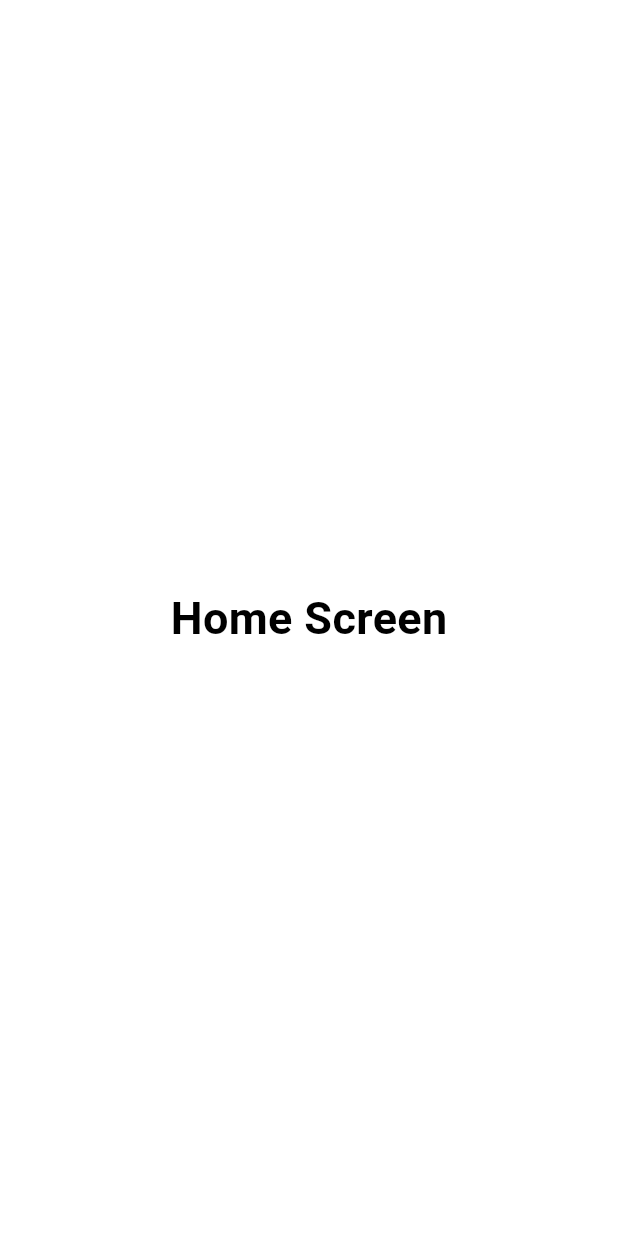
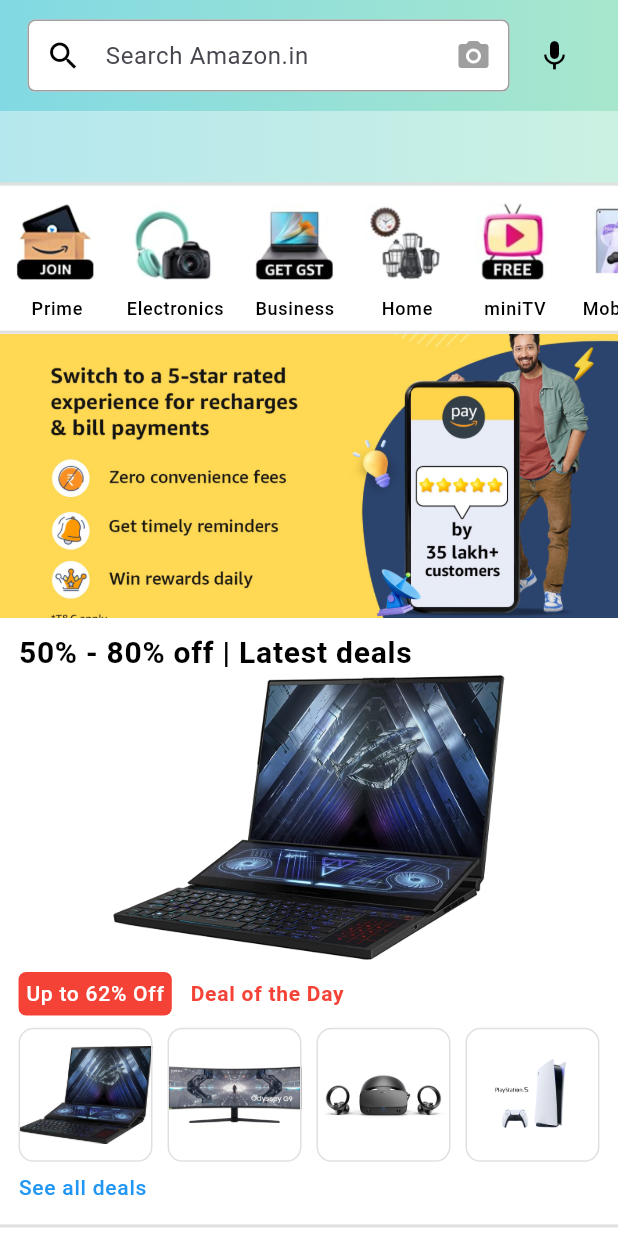
Before and after one commit to Ankush-Paul-02/Amazon, a Flutter app: the HomeScreen screen opened directly, on a phone screen of 412 x 824 dp. Run offline on Flutter 3.47's test engine with Material 2 defaults, Android fonts, the phone set to English and light mode, and no system bars; drawn by our look-alikes of carousel_slider; our stand-ins replace country_picker, firebase_auth, firebase_core, page_transition, persistent_bottom_nav_bar_v2, velocity_x; accounts and stored records are empty.

Commit message:
day 3 - Home Screen UI

```diff
--- a/lib/constants/common_functions.dart
+++ b/lib/constants/common_functions.dart
@@ -1,3 +1,8 @@
+import 'package:flutter/material.dart';
+import '../utils/colors.dart';
+
 class CommonFunctions {
-
+  static divider() {
+    return Divider(thickness: 2, color: greyShade3, height: 0);
+  }
 }
--- /dev/null
+++ b/lib/constants/constants.dart
@@ -0,0 +1,55 @@
+import 'package:firebase_auth/firebase_auth.dart';
+
+FirebaseAuth auth = FirebaseAuth.instance;
+
+List<String> categories = [
+  'Prime',
+  'Electronics',
+  'Business',
+  'Home',
+  'miniTV',
+  'Mobiles',
+  'Fashion',
+  'Deals',
+  'Travel',
+  'Beauty',
+  'Furniture',
+  'Pharmacy',
+  'Movies',
+  'Books',
+  'Appliances',
+  'More',
+];
+
+List<String> carouselPictures = [
+  '1.png',
+  '2.png',
+  '3.png',
+  '4.png',
+  '5.png',
+  '6.png',
+  '7.png',
+  '8.png',
+  '9.png',
+];
+
+List<String> todaysDeal = [
+  'todaysDeal0.png',
+  'todaysDeal1.png',
+  'todaysDeal2.png',
+  'todaysDeal3.png',
+];
+
+List<String> headPhoneDeals = [
+  'bose.png',
+  'boat.png',
+  'sony.png',
+  'onePlus.png',
+];
+
+List<String> clothingsDeals = [
+  'kurta.png',
+  'tops.png',
+  't_shirts.png',
+  'view_all.png',
+];
--- a/lib/view/auth_screen/screens/signin_logic.dart
+++ b/lib/view/auth_screen/screens/signin_logic.dart
@@ -1,8 +1,8 @@
 import 'package:amazon/controller/services/auth_services/auth_services.dart';
 import 'package:amazon/view/auth_screen/screens/auth_screen.dart';
+import 'package:amazon/view/user/user_persistent_nav_bar/user_bottom_nav_bar.dart';
 import 'package:flutter/material.dart';
 import 'package:page_transition/page_transition.dart';
-import '../../home/home_screen.dart';
 
 class SignInLogic extends StatefulWidget {
   const SignInLogic({super.key});
@@ -12,7 +12,6 @@ class SignInLogic extends StatefulWidget {
 }
 
 class _SignInLogicState extends State<SignInLogic> {
-
   //! Check weather the user is authenticated or not
   checkAuthentication() {
     bool isUserAuthenticated = AuthServices.checkAuthentication();
@@ -20,7 +19,7 @@ class _SignInLogicState extends State<SignInLogic> {
         ? Navigator.pushAndRemoveUntil(
             context,
             PageTransition(
-                child: const HomeScreen(),
+                child: const UserBottomNavBar(),
                 type: PageTransitionType.rightToLeft),
             (route) => false,
           )
--- /dev/null
+++ b/lib/view/home/screens/home_screen.dart
@@ -0,0 +1,191 @@
+import 'package:amazon/constants/common_functions.dart';
+import 'package:amazon/utils/colors.dart';
+import 'package:carousel_slider/carousel_slider.dart';
+import 'package:flutter/material.dart';
+import 'package:velocity_x/velocity_x.dart';
+import '../../../constants/constants.dart';
+import '../widgets/home_address_bar.dart';
+import '../widgets/home_carousel_sliders.dart';
+import '../widgets/home_category_list.dart';
+import '../widgets/home_page_app_bar.dart';
+import '../widgets/home_todays_deal.dart';
+
+class HomeScreen extends StatefulWidget {
+  const HomeScreen({super.key});
+
+  @override
+  State<HomeScreen> createState() => _HomeScreenState();
+}
+
+class _HomeScreenState extends State<HomeScreen> {
+  CarouselController todaysDealController = CarouselController();
+  headPhonesDeals(int index) {
+    switch (index) {
+      case 0:
+        return "Bose";
+      case 1:
+        return "BoAt";
+      case 2:
+        return "Sony";
+      case 3:
+        return "OnePlus";
+      default:
+    }
+  }
+
+  clothingDeals(int index) {
+    switch (index) {
+      case 0:
+        return 'Kurtas, Sarees & more';
+      case 1:
+        return 'Tops, dresses & more';
+      case 2:
+        return 'T-Shirt, jeans & more';
+      case 3:
+        return 'View all';
+      default:
+    }
+  }
+
+  @override
+  Widget build(BuildContext context) {
+    final height = MediaQuery.of(context).size.height;
+    final width = MediaQuery.of(context).size.width;
+    final textTheme = Theme.of(context).textTheme;
+    return SafeArea(
+      child: Scaffold(
+        backgroundColor: white,
+        appBar: PreferredSize(
+          preferredSize: Size(width * 1, height * 0.09),
+          child: HomePageAppBar(
+              height: height, width: width, textTheme: textTheme),
+        ),
+        body: SingleChildScrollView(
+          child: Column(
+            children: [
+              //! Address Bar
+              const HomeScreenAddressBar(),
+              CommonFunctions.divider(),
+              //! Categories
+              const HomeCategoryList(),
+              CommonFunctions.divider(),
+              //! Carousel sliders
+              HomeCarouselSliders(height: height),
+              //! Latest deals
+              HomeTodaysDeal(
+                todaysDealController: todaysDealController,
+              ),
+              (height * 0.01).heightBox,
+              CommonFunctions.divider(),
+              //! Latest launches
+              homeOtherOfferGrid(
+                      title: 'Latest launches in Headphones',
+                      btnName: 'Explore More',
+                      productPicNameList: headPhoneDeals,
+                      offerFor: 'headPhones')
+                  .box
+                  .width(width)
+                  .make()
+                  .pSymmetric(h: width * 0.03, v: height * 0.01),
+              (height * 0.01).heightBox,
+              CommonFunctions.divider(),
+              //! Insurance picture
+              Image.asset(
+                'assets/images/offersNsponcered/insurance.png',
+                fit: BoxFit.fill,
+              ).box.width(width).make(),
+              CommonFunctions.divider(),
+              (height * 0.01).heightBox,
+              //! Latest launches
+              homeOtherOfferGrid(
+                      title: 'Minimum 70% Off | Top Offers in Clothing',
+                      btnName: 'See all deals',
+                      productPicNameList: clothingsDeals,
+                      offerFor: 'clothing')
+                  .box
+                  .width(width)
+                  .make()
+                  .pSymmetric(h: width * 0.03, v: height * 0.01),
+              // (height * 0.01).heightBox,
+              CommonFunctions.divider(),
+              Column(
+                crossAxisAlignment: CrossAxisAlignment.start,
+                children: [
+                  (height * 0.01).heightBox,
+                  'Water Sixer only miniTV'
+                      .text
+                      .textStyle(textTheme.bodyMedium)
+                      .semiBold
+                      .make()
+                      .pSymmetric(h: width * 0.03),
+                  Image.asset(
+                    'assets/images/offersNsponcered/sixer.png',
+                    fit: BoxFit.fill,
+                  )
+                      .box
+                      .width(width)
+                      .make()
+                      .pSymmetric(h: width * 0.03, v: height * 0.01),
+                ],
+              ),
+            ],
+          ),
+        ),
+        // bottomNavigationBar: const UserBottomNavBar(),
+      ),
+    );
+  }
+
+  Column homeOtherOfferGrid(
+      {required String title,
+      required String btnName,
+      required List<String> productPicNameList,
+      required String offerFor}) {
+    final height = MediaQuery.of(context).size.height;
+    final textTheme = Theme.of(context).textTheme;
+    return Column(
+      crossAxisAlignment: CrossAxisAlignment.start,
+      children: [
+        title.text.textStyle(textTheme.bodyLarge).bold.make(),
+        (height * 0.01).heightBox,
+        GridView.builder(
+          physics: const NeverScrollableScrollPhysics(),
+          shrinkWrap: true,
+          gridDelegate: const SliverGridDelegateWithFixedCrossAxisCount(
+            crossAxisCount: 2,
+            mainAxisSpacing: 10,
+            crossAxisSpacing: 10,
+          ),
+          itemCount: 4,
+          itemBuilder: (context, index) {
+            return Column(
+              crossAxisAlignment: CrossAxisAlignment.center,
+              children: [
+                Container(
+                  decoration: BoxDecoration(
+                    borderRadius: BorderRadius.circular(10),
+                    image: DecorationImage(
+                      image: AssetImage(
+                          'assets/images/offersNsponcered/${productPicNameList[index]}'),
+                    ),
+                  ),
+                ).expand(),
+                Text(
+                  offerFor == 'headPhones'
+                      ? headPhonesDeals(index)
+                      : clothingDeals(index),
+                  style: textTheme.labelSmall,
+                ),
+              ],
+            ).expand();
+          },
+        ),
+        btnName.text
+            .color(blue)
+            .textStyle(textTheme.labelMedium)
+            .make()
+            .onTap(() {}),
+      ],
+    );
+  }
+}
--- /dev/null
+++ b/lib/view/home/widgets/home_address_bar.dart
@@ -0,0 +1,25 @@
+import 'package:flutter/material.dart';
+import '../../../utils/colors.dart';
+
+class HomeScreenAddressBar extends StatelessWidget {
+  const HomeScreenAddressBar({
+    super.key,
+  });
+
+  @override
+  Widget build(BuildContext context) {
+    final height = MediaQuery.of(context).size.height;
+    final width = MediaQuery.of(context).size.width;
+    return Container(
+      height: height * 0.06,
+      width: width,
+      decoration: BoxDecoration(
+        gradient: LinearGradient(
+          colors: addressBarGradientColor,
+          begin: Alignment.centerLeft,
+          end: Alignment.centerRight,
+        ),
+      ),
+    );
+  }
+}
--- /dev/null
+++ b/lib/view/home/widgets/home_carousel_sliders.dart
@@ -0,0 +1,40 @@
+import 'package:carousel_slider/carousel_slider.dart';
+import 'package:flutter/material.dart';
+import '../../../constants/constants.dart';
+import '../../../utils/colors.dart';
+
+class HomeCarouselSliders extends StatelessWidget {
+  const HomeCarouselSliders({
+    super.key,
+    required this.height,
+  });
+
+  final double height;
+
+  @override
+  Widget build(BuildContext context) {
+    return CarouselSlider(
+      options: CarouselOptions(
+        height: height * 0.23,
+        autoPlay: true,
+        viewportFraction: 1,
+      ),
+      items: carouselPictures.map((index) {
+        return Builder(
+          builder: (BuildContext context) {
+            return Container(
+              width: MediaQuery.of(context).size.width,
+              decoration: BoxDecoration(
+                color: amber,
+                image: DecorationImage(
+                  image: AssetImage('assets/images/carousel_slideshow/$index'),
+                  fit: BoxFit.cover,
+                ),
+              ),
+            );
+          },
+        );
+      }).toList(),
+    );
+  }
+}
--- /dev/null
+++ b/lib/view/home/widgets/home_category_list.dart
@@ -0,0 +1,35 @@
+import 'package:flutter/material.dart';
+import 'package:velocity_x/velocity_x.dart';
+import '../../../constants/constants.dart';
+
+class HomeCategoryList extends StatelessWidget {
+  const HomeCategoryList({
+    super.key,
+  });
+
+  @override
+  Widget build(BuildContext context) {
+    final height = MediaQuery.of(context).size.height;
+    final width = MediaQuery.of(context).size.width;
+    final textTheme = Theme.of(context).textTheme;
+    return ListView.builder(
+      shrinkWrap: true,
+      itemCount: categories.length,
+      scrollDirection: Axis.horizontal,
+      itemBuilder: (context, index) {
+        return Column(
+          mainAxisAlignment: MainAxisAlignment.spaceBetween,
+          children: [
+            Image(
+              image: AssetImage(
+                'assets/images/categories/${categories[index]}.png',
+              ),
+              height: height * 0.07,
+            ),
+            categories[index].text.textStyle(textTheme.labelSmall).make(),
+          ],
+        ).box.margin(EdgeInsets.symmetric(horizontal: width * 0.02)).make();
+      },
+    ).box.size(width, height * 0.1).make().pSymmetric(v: height * 0.01);
+  }
+}
--- /dev/null
+++ b/lib/view/home/widgets/home_page_app_bar.dart
@@ -0,0 +1,78 @@
+import 'package:flutter/material.dart';
+import 'package:velocity_x/velocity_x.dart';
+import '../../../utils/colors.dart';
+
+class HomePageAppBar extends StatelessWidget {
+  const HomePageAppBar({
+    super.key,
+    required this.height,
+    required this.width,
+    required this.textTheme,
+  });
+
+  final double height;
+  final double width;
+  final TextTheme textTheme;
+
+  @override
+  Widget build(BuildContext context) {
+    return Container(
+      height: height * 0.09,
+      width: width * 0.81,
+      decoration: BoxDecoration(
+          gradient: LinearGradient(
+        colors: appBarGradientColor,
+        begin: Alignment.centerLeft,
+        end: Alignment.centerRight,
+      )),
+      child: Row(
+        mainAxisAlignment: MainAxisAlignment.spaceEvenly,
+        children: [
+          TextField(
+            onTap: () {},
+            cursorColor: black,
+            textAlign: TextAlign.left,
+            style: textTheme.bodySmall,
+            decoration: InputDecoration(
+              fillColor: white,
+              filled: true,
+              hintText: 'Search Amazon.in',
+              prefixIcon: Icon(
+                Icons.search,
+                color: black,
+              ),
+              suffixIcon: Icon(
+                Icons.camera_alt_rounded,
+                color: grey,
+              ),
+              contentPadding: EdgeInsets.zero,
+              border: OutlineInputBorder(
+                borderRadius: BorderRadius.circular(5),
+                borderSide: BorderSide(color: grey),
+              ),
+              focusedBorder: OutlineInputBorder(
+                borderRadius: BorderRadius.circular(5),
+                borderSide: BorderSide(color: grey),
+              ),
+              disabledBorder: OutlineInputBorder(
+                borderRadius: BorderRadius.circular(5),
+                borderSide: BorderSide(color: grey),
+              ),
+              enabledBorder: OutlineInputBorder(
+                borderRadius: BorderRadius.circular(5),
+                borderSide: BorderSide(color: grey),
+              ),
+            ),
+          ).box.width(width * 0.78).make(),
+          IconButton(
+            onPressed: () {},
+            icon: Icon(
+              Icons.mic,
+              color: black,
+            ),
+          ),
+        ],
+      ).box.make().pSymmetric(h: width * 0.03, v: height * 0.01),
+    );
+  }
+}
--- /dev/null
+++ b/lib/view/home/widgets/home_todays_deal.dart
@@ -0,0 +1,107 @@
+import 'package:carousel_slider/carousel_slider.dart';
+import 'package:flutter/material.dart';
+import 'package:velocity_x/velocity_x.dart';
+import '../../../constants/constants.dart';
+import '../../../utils/colors.dart';
+
+class HomeTodaysDeal extends StatelessWidget {
+  const HomeTodaysDeal({
+    super.key,
+    required this.todaysDealController,
+  });
+
+  final CarouselController todaysDealController;
+
+  @override
+  Widget build(BuildContext context) {
+    final height = MediaQuery.of(context).size.height;
+    final width = MediaQuery.of(context).size.width;
+    final textTheme = Theme.of(context).textTheme;
+    return Column(
+      crossAxisAlignment: CrossAxisAlignment.start,
+      children: [
+        '50% - 80% off | Latest deals'
+            .text
+            .textStyle(textTheme.bodyLarge)
+            .bold
+            .make(),
+        CarouselSlider(
+          carouselController: todaysDealController,
+          options: CarouselOptions(
+            height: height * 0.23,
+            autoPlay: true,
+            viewportFraction: 1,
+          ),
+          items: todaysDeal.map((index) {
+            return Builder(
+              builder: (context) {
+                return Container(
+                  width: MediaQuery.of(context).size.width,
+                  decoration: BoxDecoration(
+                    color: white,
+                    image: DecorationImage(
+                      image: AssetImage('assets/images/todays_deals/$index'),
+                      fit: BoxFit.fitHeight,
+                    ),
+                  ),
+                );
+              },
+            );
+          }).toList(),
+        ),
+        (height * 0.01).heightBox,
+        Row(
+          children: [
+            'Up to 62% Off'
+                .text
+                .color(white)
+                .textStyle(textTheme.labelMedium)
+                .make()
+                .p(5)
+                .box
+                .color(red)
+                .withRounded(value: 5)
+                .make(),
+            (width * 0.03).widthBox,
+            'Deal of the Day'
+                .text
+                .semiBold
+                .color(red)
+                .textStyle(textTheme.labelMedium)
+                .make(),
+          ],
+        ),
+        (height * 0.01).heightBox,
+        GridView.builder(
+          physics: const NeverScrollableScrollPhysics(),
+          shrinkWrap: true,
+          gridDelegate: const SliverGridDelegateWithFixedCrossAxisCount(
+            crossAxisCount: 4,
+            mainAxisSpacing: 10,
+            crossAxisSpacing: 10,
+          ),
+          itemCount: 4,
+          itemBuilder: (context, index) {
+            return Container(
+              decoration: BoxDecoration(
+                borderRadius: BorderRadius.circular(10),
+                border: Border.all(color: greyShade3),
+                image: DecorationImage(
+                  image: AssetImage(
+                      'assets/images/todays_deals/${todaysDeal[index]}'),
+                ),
+              ),
+            ).onTap(() => todaysDealController.animateToPage(index));
+          },
+        ),
+        (height * 0.01).heightBox,
+        'See all deals'
+            .text
+            .color(blue)
+            .textStyle(textTheme.labelMedium)
+            .make()
+            .onTap(() {}),
+      ],
+    ).box.width(width).make().pSymmetric(h: width * 0.03, v: height * 0.01);
+  }
+}
--- /dev/null
+++ b/lib/view/user/cart/cart_screen.dart
@@ -0,0 +1,20 @@
+import 'package:amazon/utils/colors.dart';
+import 'package:flutter/material.dart';
+import 'package:velocity_x/velocity_x.dart';
+
+class CartScreen extends StatefulWidget {
+  const CartScreen({super.key});
+
+  @override
+  State<CartScreen> createState() => _CartScreenState();
+}
+
+class _CartScreenState extends State<CartScreen> {
+  @override
+  Widget build(BuildContext context) {
+    return Scaffold(
+      backgroundColor: white,
+      body: 'Cart Screen'.text.size(30).bold.make().centered(),
+    );
+  }
+}
--- a/lib/view/home/home_screen.dart
+++ b/lib/view/user/menu/menu_screen.dart
@@ -2,19 +2,19 @@ import 'package:amazon/utils/colors.dart';
 import 'package:flutter/material.dart';
 import 'package:velocity_x/velocity_x.dart';
 
-class HomeScreen extends StatefulWidget {
-  const HomeScreen({super.key});
+class MenuScreen extends StatefulWidget {
+  const MenuScreen({super.key});
 
   @override
-  State<HomeScreen> createState() => _HomeScreenState();
+  State<MenuScreen> createState() => _MenuScreenState();
 }
 
-class _HomeScreenState extends State<HomeScreen> {
+class _MenuScreenState extends State<MenuScreen> {
   @override
   Widget build(BuildContext context) {
     return Scaffold(
       backgroundColor: white,
-      body: 'Home Screen'.text.size(30).bold.make().centered(),
+      body: 'Menu Screen'.text.size(30).bold.make().centered(),
     );
   }
 }
--- /dev/null
+++ b/lib/view/user/product_screen/profile_screen.dart
@@ -0,0 +1,20 @@
+import 'package:amazon/utils/colors.dart';
+import 'package:flutter/material.dart';
+import 'package:velocity_x/velocity_x.dart';
+
+class ProfileScreen extends StatefulWidget {
+  const ProfileScreen({super.key});
+
+  @override
+  State<ProfileScreen> createState() => _ProfileScreenState();
+}
+
+class _ProfileScreenState extends State<ProfileScreen> {
+  @override
+  Widget build(BuildContext context) {
+    return Scaffold(
+      backgroundColor: white,
+      body: 'Profile Screen'.text.size(30).bold.make().centered(),
+    );
+  }
+}
--- /dev/null
+++ b/lib/view/user/user_persistent_nav_bar/user_bottom_nav_bar.dart
@@ -0,0 +1,89 @@
+import 'package:amazon/utils/colors.dart';
+import 'package:amazon/view/home/screens/home_screen.dart';
+import 'package:amazon/view/user/cart/cart_screen.dart';
+import 'package:amazon/view/user/menu/menu_screen.dart';
+import 'package:amazon/view/user/product_screen/profile_screen.dart';
+import 'package:flutter/cupertino.dart';
+import 'package:flutter/material.dart';
+import 'package:persistent_bottom_nav_bar_v2/persistent-tab-view.dart';
+
+class UserBottomNavBar extends StatefulWidget {
+  const UserBottomNavBar({super.key});
+
+  @override
+  State<UserBottomNavBar> createState() => _UserBottomNavBarState();
+}
+
+class _UserBottomNavBarState extends State<UserBottomNavBar> {
+  PersistentTabController controller = PersistentTabController(initialIndex: 0);
+
+  List<Widget> _buildScreens() {
+    return const [
+      HomeScreen(),
+      ProfileScreen(),
+      CartScreen(),
+      MenuScreen(),
+    ];
+  }
+
+  List<PersistentBottomNavBarItem> _navBarsItems() {
+    return [
+      PersistentBottomNavBarItem(
+        icon: const Icon(CupertinoIcons.home),
+        title: ("Home"),
+        activeColorPrimary: teal,
+        inactiveColorPrimary: black,
+      ),
+      PersistentBottomNavBarItem(
+        icon: const Icon(CupertinoIcons.person),
+        title: ("Profile"),
+        activeColorPrimary: teal,
+        inactiveColorPrimary: black,
+      ),
+      PersistentBottomNavBarItem(
+        icon: const Icon(CupertinoIcons.cart),
+        title: ("Cart"),
+        activeColorPrimary: teal,
+        inactiveColorPrimary: black,
+      ),
+      PersistentBottomNavBarItem(
+        icon: const Icon(Icons.menu),
+        title: ("Menu"),
+        activeColorPrimary: teal,
+        inactiveColorPrimary: black,
+      ),
+    ];
+  }
+
+  @override
+  Widget build(BuildContext context) {
+    return PersistentTabView(
+      context,
+      controller: controller,
+      screens: _buildScreens(),
+      items: _navBarsItems(),
+      confineInSafeArea: true,
+      backgroundColor: Colors.white,
+      handleAndroidBackButtonPress: true,
+      resizeToAvoidBottomInset: true,
+      stateManagement: true,
+      hideNavigationBarWhenKeyboardShows: true,
+      decoration: NavBarDecoration(
+        borderRadius: BorderRadius.circular(10.0),
+        colorBehindNavBar: Colors.white,
+      ),
+      popAllScreensOnTapOfSelectedTab: true,
+      popActionScreens: PopActionScreensType.all,
+      itemAnimationProperties: const ItemAnimationProperties(
+        duration: Duration(milliseconds: 200),
+        curve: Curves.ease,
+      ),
+      screenTransitionAnimation: const ScreenTransitionAnimation(
+        animateTabTransition: true,
+        curve: Curves.ease,
+        duration: Duration(milliseconds: 200),
+      ),
+      navBarStyle: NavBarStyle.style3,
+    );
+  }
+}
--- a/pubspec.yaml
+++ b/pubspec.yaml
@@ -9,6 +9,7 @@ environment:
   sdk: ">=3.0.3 <4.0.0"
 
 dependencies:
+  carousel_slider: ^4.2.1
   cloud_firestore: ^4.8.2
   country_picker: ^2.0.20
   cupertino_icons: ^1.0.2
@@ -18,6 +19,7 @@ dependencies:
     sdk: flutter
   fluttertoast: ^8.2.2
   page_transition: ^2.0.9
+  persistent_bottom_nav_bar_v2: ^4.2.8
   provider: ^6.0.5
   velocity_x: ^4.1.0
 
```
Also changed, not shown: pubspec.lock.
